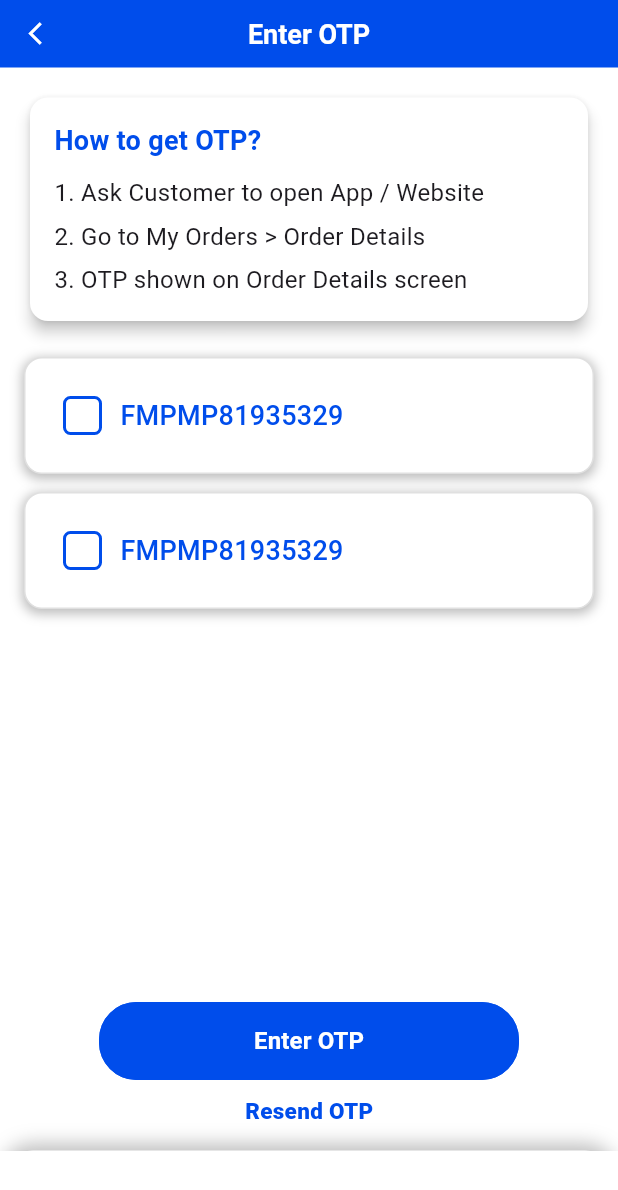
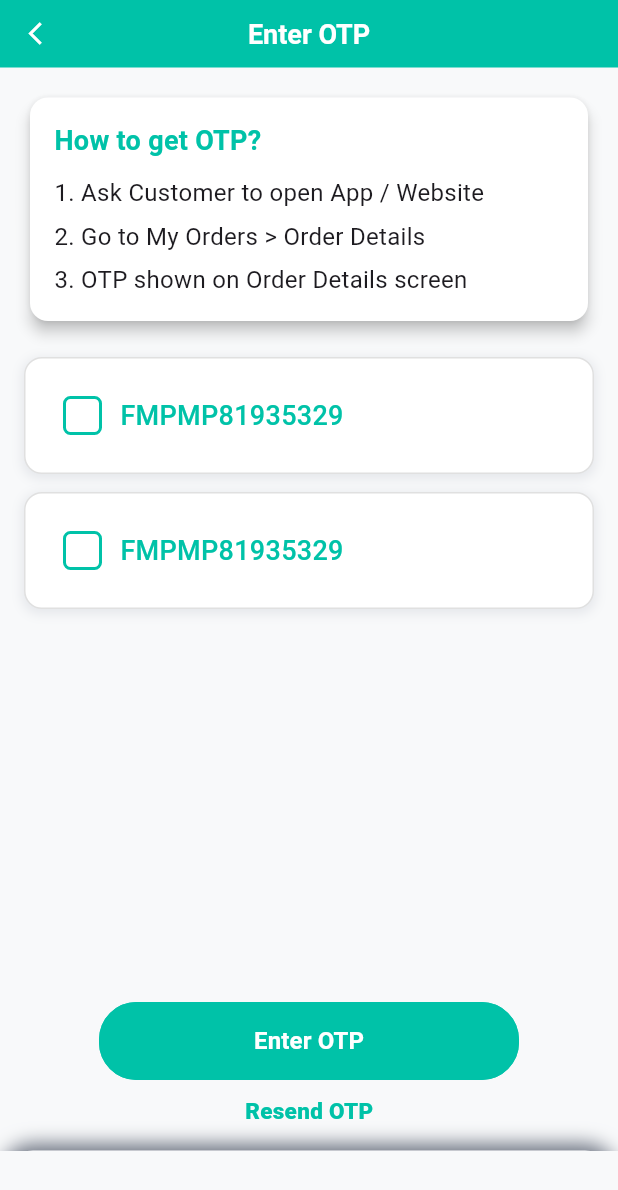
Before and after one commit to ayeshaahmed7589-coder/Driver-Logistic, a Flutter app: the EnterOtpFinalScreen screen opened directly, on a phone screen of 412 x 824 dp. Shown: the top 1190 px of the screen. Run offline on Flutter 3.47's test engine with Material 3 defaults, Android fonts, the phone set to English and light mode, and no system bars; our stand-ins replace flutter_map, go_router, image_picker, lottie, pin_code_fields.

Commit message:
color correct

```diff
--- a/lib/features/home/conform_order_screen.dart
+++ b/lib/features/home/conform_order_screen.dart
@@ -1,6 +1,7 @@
 import 'package:flutter/material.dart';
 import 'package:logisticdriverapp/features/home/conform_order_successfull.dart';
 
+import '../../constants/colors.dart';
 import '../../export.dart';
 
 class EnterOtpFinalScreen extends StatefulWidget {
@@ -24,9 +25,9 @@ class _EnterOtpFinalScreenState extends State<EnterOtpFinalScreen> {
 
   @override
   Widget build(BuildContext context) {
-    const Color blueColor = Color(0xFF004DEB);
+    const Color blueColor = AppColors.electricTeal;
     return Scaffold(
-      backgroundColor: Colors.white,
+      backgroundColor: AppColors.lightGrayBackground,
       appBar: AppBar(
         title: const Text(
           "Enter OTP",
@@ -43,7 +44,7 @@ class _EnterOtpFinalScreenState extends State<EnterOtpFinalScreen> {
           icon: Icon(Icons.arrow_back_ios, size: 18),
         ),
         backgroundColor: blueColor,
-        foregroundColor: Colors.white,
+        foregroundColor: AppColors.pureWhite,
       ),
       body: Stack(
         children: [
@@ -58,7 +59,7 @@ class _EnterOtpFinalScreenState extends State<EnterOtpFinalScreen> {
                       SizedBox(
                         width: double.infinity, // FULL WIDTH
                         child: Card(
-                          color: Colors.white,
+                          color: AppColors.pureWhite,
                           elevation: 4,
                           shape: RoundedRectangleBorder(
                             borderRadius: BorderRadius.circular(12),
@@ -106,12 +107,12 @@ class _EnterOtpFinalScreenState extends State<EnterOtpFinalScreen> {
                           margin: const EdgeInsets.only(bottom: 12),
                           padding: const EdgeInsets.all(25),
                           decoration: BoxDecoration(
-                            color: Colors.white,
+                            color: AppColors.pureWhite,
                             borderRadius: BorderRadius.circular(12),
                             border: Border.all(color: Colors.grey.shade300),
                             boxShadow: [
                               BoxShadow(
-                                color: Colors.grey.shade400,
+                                color: AppColors.lightBorder,
                                 blurRadius: 6,
                                 spreadRadius: 1,
                                 offset: const Offset(0, 2),
@@ -131,7 +132,7 @@ class _EnterOtpFinalScreenState extends State<EnterOtpFinalScreen> {
                                     borderRadius: BorderRadius.circular(5),
                                     color: selected[i]
                                         ? blueColor
-                                        : Colors.white,
+                                        : AppColors.pureWhite,
                                     border: Border.all(
                                       color: blueColor,
                                       width: 2,
@@ -141,7 +142,7 @@ class _EnterOtpFinalScreenState extends State<EnterOtpFinalScreen> {
                                       ? const Icon(
                                           Icons.check,
                                           size: 18,
-                                          color: Colors.white,
+                                          color: AppColors.pureWhite,
                                         )
                                       : null,
                                 ),
@@ -166,7 +167,7 @@ class _EnterOtpFinalScreenState extends State<EnterOtpFinalScreen> {
                           text: "Enter OTP",
                           backgroundColor: blueColor,
                           borderColor: blueColor,
-                          textColor: Colors.white,
+                          textColor: AppColors.pureWhite,
                           onPressed: () {
                             setState(() => showConfirmDropdown = true);
                           },
@@ -195,7 +196,7 @@ class _EnterOtpFinalScreenState extends State<EnterOtpFinalScreen> {
               child: Container(
                 width: double.infinity,
                 height: double.infinity,
-                color: Colors.black.withOpacity(0.65),
+                color: AppColors.mediumGray,
               ),
             ),
 
@@ -218,16 +219,16 @@ class _EnterOtpFinalScreenState extends State<EnterOtpFinalScreen> {
 
   // DROPDOWN WIDGET
   Widget confirmOrderDropdown() {
-    const Color blueColor = Color(0xFF004DEB);
+    const Color blueColor = AppColors.electricTeal;
     return Container(
       height: 500,
       padding: const EdgeInsets.all(16),
       decoration: BoxDecoration(
-        color: Colors.white,
+        color: AppColors.pureWhite,
         borderRadius: BorderRadius.vertical(top: Radius.circular(22)),
         boxShadow: [
           BoxShadow(
-            color: Colors.black26,
+            color: AppColors.mediumGray,
             blurRadius: 10,
             offset: Offset(0, -4),
           ),
@@ -264,7 +265,7 @@ class _EnterOtpFinalScreenState extends State<EnterOtpFinalScreen> {
                 height: 55,
                 decoration: BoxDecoration(
                   borderRadius: BorderRadius.circular(10),
-                  border: Border.all(color: Colors.grey.shade400),
+                  border: Border.all(color: AppColors.electricTeal),
                 ),
                 child: TextField(
                   controller: otp[i],
@@ -286,7 +287,7 @@ class _EnterOtpFinalScreenState extends State<EnterOtpFinalScreen> {
             width: double.infinity,
             decoration: BoxDecoration(
               borderRadius: BorderRadius.circular(12),
-              border: Border.all(color: Colors.grey.shade400),
+              border: Border.all(color: AppColors.electricTeal),
             ),
             child: const Center(child: Text("Click to upload Picture")),
           ),
@@ -310,9 +311,9 @@ class _EnterOtpFinalScreenState extends State<EnterOtpFinalScreen> {
             padding: const EdgeInsets.symmetric(horizontal: 50),
             child: CustomButton(
               text: "Submit",
-              backgroundColor: isUndelivered ? blueColor : Colors.white,
+              backgroundColor: isUndelivered ? blueColor : AppColors.pureWhite,
               borderColor: isUndelivered ? blueColor : blueColor,
-              textColor: isUndelivered ? Colors.white : blueColor,
+              textColor: isUndelivered ? AppColors.pureWhite : blueColor,
               onPressed: isUndelivered
                   ? () {
                       Navigator.push(
@@ -332,12 +333,12 @@ class _EnterOtpFinalScreenState extends State<EnterOtpFinalScreen> {
 
   // YOUR CUSTOM SWITCH
   Widget customToggleSwitch() {
-    const Color blueColor = Color(0xFF004DEB);
+    const Color blueColor = AppColors.electricTeal;
     return Container(
       width: 90,
       height: 30,
       decoration: BoxDecoration(
-        color: Colors.grey.shade300,
+        color: AppColors.lightBorder,
         borderRadius: BorderRadius.circular(30),
       ),
       child: Row(
@@ -348,7 +349,7 @@ class _EnterOtpFinalScreenState extends State<EnterOtpFinalScreen> {
               child: AnimatedContainer(
                 duration: Duration(milliseconds: 250),
                 decoration: BoxDecoration(
-                  color: !isUndelivered ? blueColor : Colors.grey.shade300,
+                  color: !isUndelivered ? blueColor : AppColors.pureWhite,
                   borderRadius: BorderRadius.circular(30),
                 ),
                 alignment: Alignment.center,
```
Also changed, not shown: lib/features/authentication/login.dart (+14 -4 lines), lib/features/authentication/register_successful.dart (+7 -5 lines), lib/features/custom_splash/splash.dart (+66 -0 lines), lib/features/home/conform_order_successfull.dart (+6 -6 lines), lib/features/home/get_profile_screen.dart (+16 -14 lines), lib/features/home/map_screen.dart (+8 -4 lines), lib/features/home/notification_screen.dart (+17 -16 lines), lib/features/home/order_successful.dart (+8 -7 lines), lib/features/home/summary_screen.dart (+20 -18 lines).
